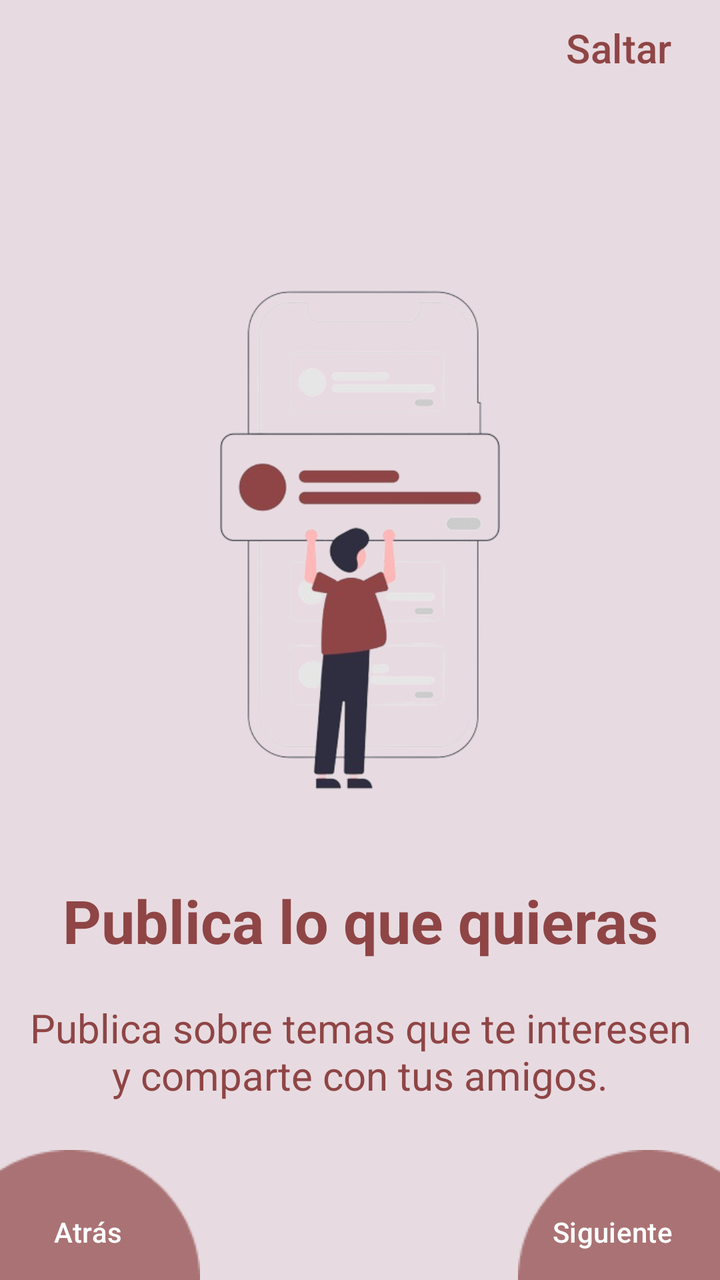
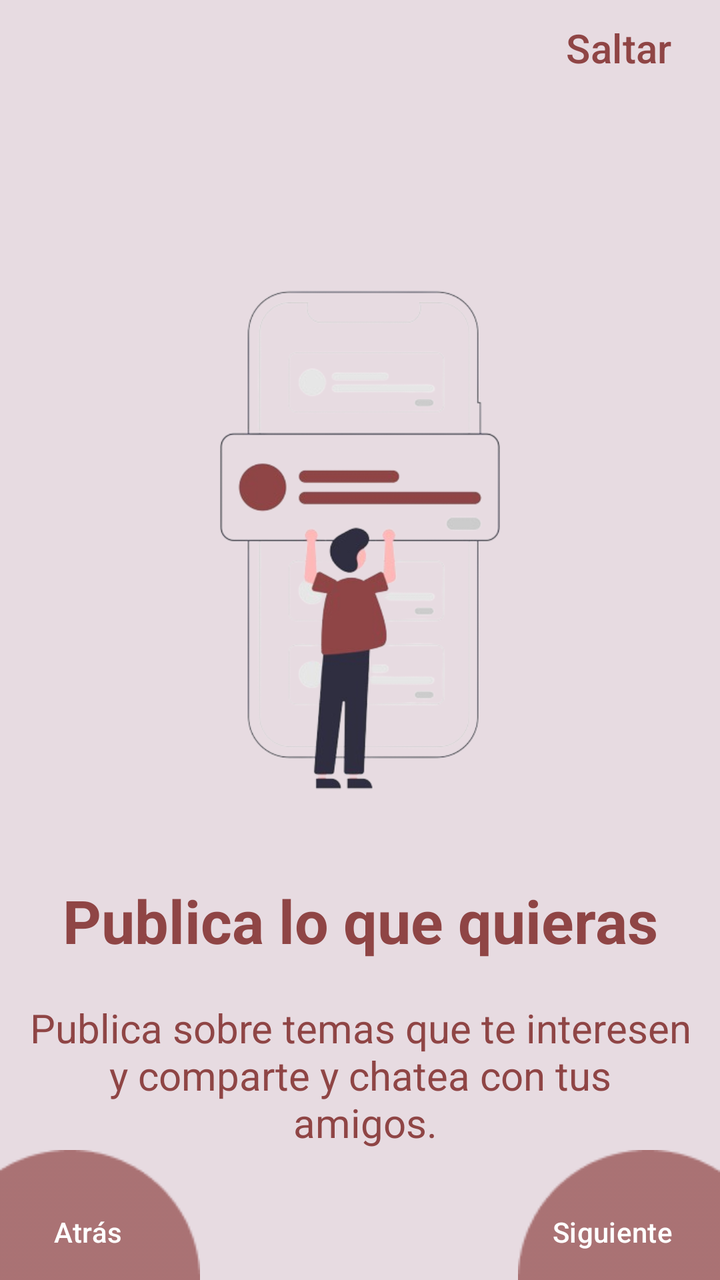

Two renders of the same Android screen: before a commit and after it. Below are the layout's source before the change and the commit's diff.
<!-- AndroidManifest.xml: application theme Theme.UniLink -->
<!-- res/layout/fragment_second_o_b_s.xml -->
<?xml version="1.0" encoding="utf-8"?>
<androidx.constraintlayout.widget.ConstraintLayout xmlns:android="http://schemas.android.com/apk/res/android"
    xmlns:tools="http://schemas.android.com/tools"
    android:layout_width="match_parent"
    android:layout_height="match_parent"
    xmlns:app="http://schemas.android.com/apk/res-auto"
    tools:context=".ui.onboarding.screens.SecondOBSFragment">

    <Button
        android:id="@+id/skipButton"
        android:layout_width="wrap_content"
        android:layout_height="wrap_content"
        android:background="#00000000"
        android:text="Saltar"
        android:textColor="@color/rojo1"
        android:textSize="20sp"
        app:layout_constraintEnd_toEndOf="parent"
        app:layout_constraintTop_toTopOf="parent" />

    <ImageView
        android:id="@+id/imageView"
        android:layout_width="300dp"
        android:layout_height="300dp"
        android:layout_marginTop="120dp"
        android:src="@drawable/image2"
        app:layout_constraintEnd_toEndOf="parent"
        app:layout_constraintStart_toStartOf="parent"
        app:layout_constraintTop_toTopOf="parent" />

    <TextView
        android:id="@+id/textView"
        android:layout_width="wrap_content"
        android:layout_height="wrap_content"
        android:layout_marginTop="20dp"
        android:text="Publica lo que quieras"
        android:textColor="@color/rojo1"
        android:textStyle="bold"
        android:textSize="30sp"
        app:layout_constraintEnd_toEndOf="parent"
        app:layout_constraintStart_toStartOf="parent"
        app:layout_constraintTop_toBottomOf="@+id/imageView" />

    <TextView
        android:id="@+id/textView2"
        android:layout_width="wrap_content"
        android:layout_height="wrap_content"
        android:textAlignment="center"
        android:layout_marginTop="20dp"
        android:text="Publica sobre temas que te interesen\ny comparte con tus amigos."
        android:textColor="@color/rojo1"
        android:textSize="20sp"
        app:layout_constraintEnd_toEndOf="parent"
        app:layout_constraintStart_toStartOf="parent"
        app:layout_constraintTop_toBottomOf="@+id/textView" />


    <ImageView
        android:id="@+id/ellipse1"
        android:layout_width="wrap_content"
        android:layout_height="wrap_content"
        android:src="@drawable/ellipse1"
        app:layout_constraintBottom_toBottomOf="parent"
        app:layout_constraintStart_toStartOf="parent" />

    <ImageView
        android:id="@+id/ellipse2"
        android:layout_width="wrap_content"
        android:layout_height="wrap_content"
        android:src="@drawable/ellipse2"
        app:layout_constraintBottom_toBottomOf="parent"
        app:layout_constraintEnd_toEndOf="parent" />

    <Button
        android:id="@+id/backbtn"
        android:layout_width="wrap_content"
        android:layout_height="wrap_content"
        android:background="#00000000"
        android:text="Atrás"
        app:layout_constraintBottom_toBottomOf="parent"
        app:layout_constraintStart_toStartOf="parent" />

    <Button
        android:id="@+id/nextbtn"
        android:layout_width="wrap_content"
        android:layout_height="wrap_content"
        android:background="#00000000"
        android:text="Siguiente"
        app:layout_constraintBottom_toBottomOf="parent"
        app:layout_constraintEnd_toEndOf="@+id/ellipse2" />

</androidx.constraintlayout.widget.ConstraintLayout>
<!-- resources referenced by this layout -->
<resources>
  <color name="rojo1">#8f4545</color>
  <!-- drawable ellipse1: png bitmap (drawable, 969 bytes) -->
  <!-- drawable ellipse2: png bitmap (drawable, 929 bytes) -->
  <!-- drawable image2: png bitmap (drawable, 77054 bytes) -->
  <style name="Theme.UniLink" parent="Base.Theme.UniLink">
          
          <item name="android:statusBarColor">#FF0000</item>
          <item name="android:windowBackground">@color/rojo_claro</item>
      </style>
  <style name="Base.Theme.UniLink" parent="Theme.Material3.DayNight.NoActionBar">
          
          
  
      </style>
  <color name="rojo_claro">#e7dbe1</color>
</resources>

<!-- the commit's change to res/layout/fragment_second_o_b_s.xml (unified diff, before → after) -->
@@ -46,7 +46,7 @@
         android:layout_height="wrap_content"
         android:textAlignment="center"
         android:layout_marginTop="20dp"
-        android:text="Publica sobre temas que te interesen\ny comparte con tus amigos."
+        android:text="Publica sobre temas que te interesen\ny comparte y chatea con tus\n amigos."
         android:textColor="@color/rojo1"
         android:textSize="20sp"
         app:layout_constraintEnd_toEndOf="parent"
